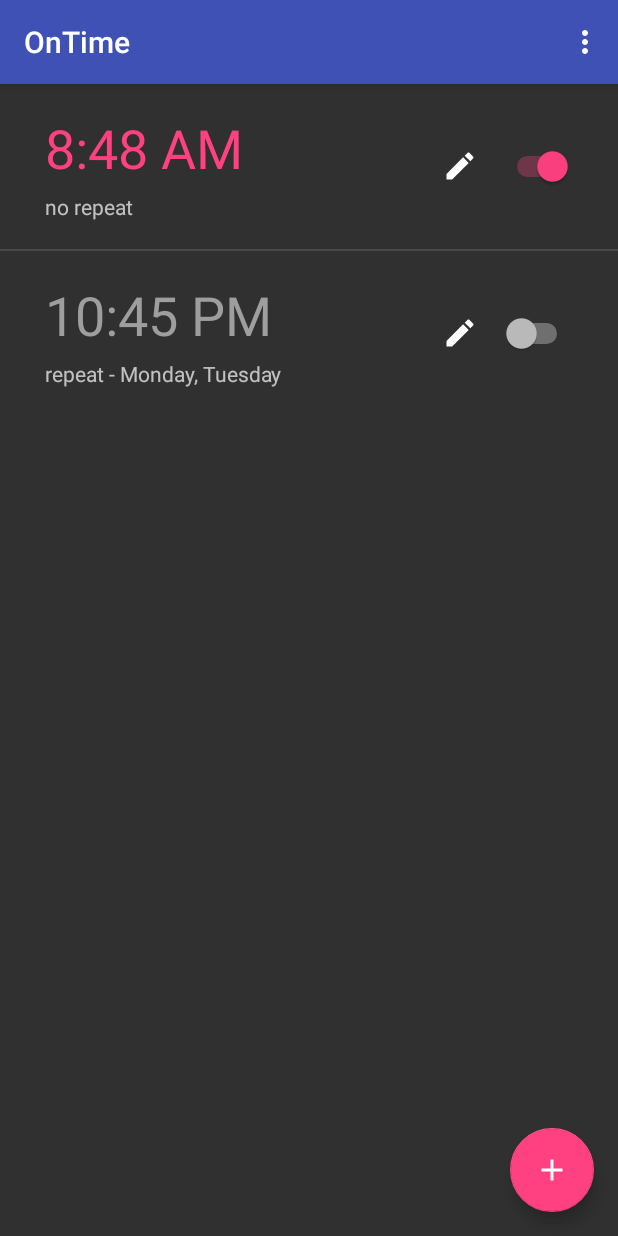
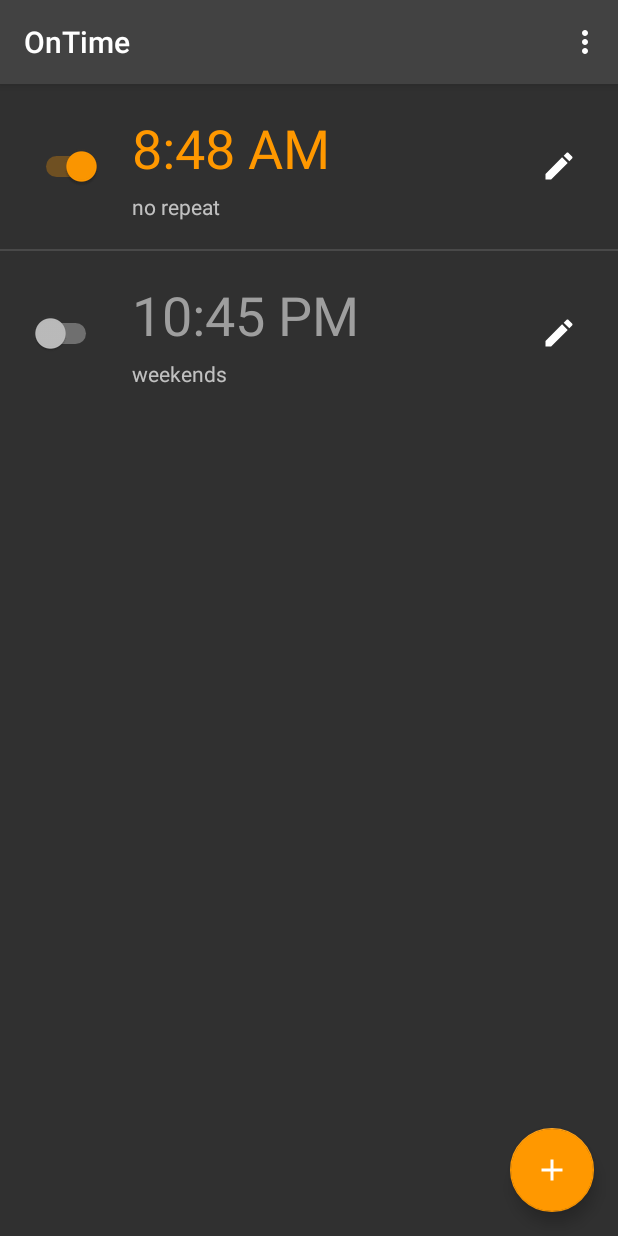
Before and after one commit to manveerxyz/OnTime, an Android app: the screen it shows after launch (MainActivity), on a phone screen of 412 x 824 dp. Run offline under Robolectric (Android 15) with nearby library versions, the phone set to English and light mode, and no system bars.

Commit message:
Update colors and user-experience

```diff
--- a/app/src/main/java/com/manveerbasra/ontime/Alarm.java
+++ b/app/src/main/java/com/manveerbasra/ontime/Alarm.java
@@ -63,6 +63,44 @@ public class Alarm {
         return hour + ":" + minute + " " + meridian;
     }
 
+    /**
+     * Return a user-readable representation of activeDays
+     * @return readable String of activeDays array
+     */
+    public String getStringOfActiveDays() {
+        if (activeDays.length == 7) {
+            return "everyday";
+        }
+
+        boolean satInArray = false; // "Saturday" in activeDays
+        boolean sunInArray = false; // "Sunday" in activeDays
+
+        StringBuilder builder = new StringBuilder();
+        for (String day: activeDays) {
+            if (day.equals("Saturday")) {
+                satInArray = true;
+            } else if (day.equals("Sunday")) {
+                sunInArray = true;
+            }
+            String formattedDay = day.substring(0, 3) + ", ";
+            builder.append(formattedDay);
+        }
+
+        if (satInArray && sunInArray) {
+            if (activeDays.length == 5) {
+                return "weekdays";
+            } else if (activeDays.length == 2) {
+                return "weekends";
+            }
+        }
+
+        if (builder.length() > 1) {
+            builder.setLength(builder.length() - 2);
+        }
+
+        return builder.toString();
+    }
+
     public int getHour() {
         return hour;
     }
@@ -95,23 +133,6 @@ public class Alarm {
         this.repeat = repeat;
     }
 
-    /**
-     * Return a comma seperated of activeDays
-     * @return comma seperated String of activeDays String[]
-     */
-    public String getStringOfActiveDays() {
-        StringBuilder builder = new StringBuilder();
-        for (String day: activeDays) {
-            day = day + ", ";
-            builder.append(day);
-        }
-
-        if (builder.length() > 1) {
-            builder.setLength(builder.length() - 2);
-        }
-
-        return builder.toString();
-    }
 
     public void setActiveDays(String[] activeDays) {
         this.activeDays = activeDays;
--- a/app/src/main/java/com/manveerbasra/ontime/AlarmListAdapter.java
+++ b/app/src/main/java/com/manveerbasra/ontime/AlarmListAdapter.java
@@ -9,8 +9,6 @@ import android.view.ViewGroup;
 import android.widget.ArrayAdapter;
 import android.widget.Switch;
 import android.widget.TextView;
-
-import java.util.List;
 
 public class AlarmListAdapter extends ArrayAdapter<Alarm> {
 
@@ -38,7 +36,7 @@ public class AlarmListAdapter extends ArrayAdapter<Alarm> {
         timeTextView.setText(alarm.getStringTime());
 
         if (alarm.isRepeat()) {
-            String repetitionText = "repeat - " + alarm.getStringOfActiveDays();
+            String repetitionText = alarm.getStringOfActiveDays();
             repetitionTextView.setText(repetitionText);
         } else {
             repetitionTextView.setText("no repeat");
@@ -49,7 +47,7 @@ public class AlarmListAdapter extends ArrayAdapter<Alarm> {
             timeTextView.setTextColor(getContext().getResources().getColor(R.color.colorAccent));
         } else {
             activeSwitch.setChecked(false);
-            timeTextView.setTextColor(getContext().getResources().getColor(R.color.colorLightGrey));
+            timeTextView.setTextColor(getContext().getResources().getColor(R.color.colorGrey500));
         }
 
 
--- a/app/src/main/java/com/manveerbasra/ontime/MainActivity.java
+++ b/app/src/main/java/com/manveerbasra/ontime/MainActivity.java
@@ -23,7 +23,7 @@ public class MainActivity extends AppCompatActivity {
         // only for testing
         Alarm alarm1 = new Alarm(8, 48, "AM", true);
         Alarm alarm2 = new Alarm(10, 45, "PM", false,
-                new String[] {"Monday", "Tuesday"});
+                new String[] {"Saturday", "Sunday"});
 
         Alarm[] alarms = new Alarm[] {
                 alarm1,
--- a/app/src/main/res/layout/activity_add_alarm.xml
+++ b/app/src/main/res/layout/activity_add_alarm.xml
@@ -14,7 +14,7 @@
         android:orientation="vertical"
         android:clickable="true"
         android:focusable="true"
-        android:padding="16dp"
+        android:padding="14dp"
         android:background="?android:attr/selectableItemBackground">
 
         <LinearLayout
@@ -22,7 +22,8 @@
             android:layout_height="wrap_content"
             android:paddingStart="50dp"
             android:paddingEnd="50dp"
-            android:orientation="vertical">
+            android:orientation="vertical"
+            android:layout_centerVertical="true">
 
             <TextView
                 android:layout_width="wrap_content"
@@ -40,4 +41,38 @@
 
     </RelativeLayout>
 
+    <!--<RelativeLayout-->
+        <!--android:id="@+id/add_alarm_time_layout"-->
+        <!--android:layout_width="match_parent"-->
+        <!--android:layout_height="wrap_content"-->
+        <!--android:orientation="vertical"-->
+        <!--android:clickable="true"-->
+        <!--android:focusable="true"-->
+        <!--android:padding="14dp"-->
+        <!--android:background="?android:attr/selectableItemBackground">-->
+
+        <!--<LinearLayout-->
+            <!--android:layout_width="wrap_content"-->
+            <!--android:layout_height="wrap_content"-->
+            <!--android:paddingStart="50dp"-->
+            <!--android:paddingEnd="50dp"-->
+            <!--android:orientation="vertical"-->
+            <!--android:layout_centerVertical="true">-->
+
+            <!--<TextView-->
+                <!--android:layout_width="wrap_content"-->
+                <!--android:layout_height="wrap_content"-->
+                <!--android:textSize="20sp"-->
+                <!--android:text="@string/set_time"/>-->
+
+            <!--<TextView-->
+                <!--android:id="@+id/add_alarm_time_text"-->
+                <!--android:layout_width="wrap_content"-->
+                <!--android:layout_height="wrap_content"-->
+                <!--android:textSize="14sp"/>-->
+
+        <!--</LinearLayout>-->
+
+    <!--</RelativeLayout>-->
+
 </LinearLayout>
--- a/app/src/main/res/layout/item_alarm.xml
+++ b/app/src/main/res/layout/item_alarm.xml
@@ -3,14 +3,23 @@
     android:layout_width="match_parent"
     android:layout_height="110dp"
     android:orientation="vertical"
-    android:paddingEnd="30dp"
-    android:paddingStart="30dp">
+    android:paddingEnd="20dp"
+    android:paddingStart="20dp">
+
+    <Switch
+        android:id="@+id/alarm_active_switch"
+        android:layout_width="wrap_content"
+        android:layout_height="wrap_content"
+        android:layout_alignParentStart="true"
+        android:layout_centerVertical="true"
+        android:layout_gravity="center_vertical"
+        android:layout_marginEnd="20dp" />
 
     <LinearLayout
         android:layout_width="wrap_content"
         android:layout_height="wrap_content"
-        android:layout_alignParentStart="true"
         android:layout_centerVertical="true"
+        android:layout_toEndOf="@id/alarm_active_switch"
         android:orientation="vertical">
 
         <TextView
@@ -18,8 +27,8 @@
             android:layout_width="wrap_content"
             android:layout_height="wrap_content"
             android:layout_gravity="center_vertical"
-            android:textSize="36sp"
-            android:layout_marginBottom="5dp"/>
+            android:layout_marginBottom="5dp"
+            android:textSize="36sp" />
 
         <TextView
             android:id="@+id/alarm_repetition_text"
@@ -33,21 +42,11 @@
         android:id="@+id/alarm_edit_button"
         android:layout_width="wrap_content"
         android:layout_height="wrap_content"
+        android:layout_alignParentEnd="true"
         android:layout_centerVertical="true"
         android:layout_gravity="center_vertical"
-        android:layout_toStartOf="@id/alarm_active_switch"
+        android:background="?android:selectableItemBackground"
         android:padding="7dp"
-        android:layout_marginEnd="8dp"
-        android:background="?android:selectableItemBackground"
         android:src="@drawable/ic_edit_white_24dp" />
 
-    <Switch
-        android:id="@+id/alarm_active_switch"
-        android:layout_width="wrap_content"
-        android:layout_height="wrap_content"
-        android:layout_alignParentEnd="true"
-        android:layout_centerVertical="true"
-        android:layout_gravity="center_vertical" />
-
-
 </RelativeLayout>
--- a/app/src/main/res/values/colors.xml
+++ b/app/src/main/res/values/colors.xml
@@ -2,6 +2,11 @@
 <resources>
     <color name="colorPrimary">#3F51B5</color>
     <color name="colorPrimaryDark">#303F9F</color>
-    <color name="colorAccent">#FF4081</color>
-    <color name="colorLightGrey">#9E9E9E</color>
+    <color name="colorAccent">#FF9800</color>
+    <color name="colorGrey500">#9E9E9E</color>
+    <color name="colorGrey600">#757575</color>
+    <color name="colorGrey700">#616161</color>
+    <color name="colorGrey800">#424242</color>
+    <color name="colorGrey900">#212121</color>
+    <color name="colorOrange500">#FF9800</color>
 </resources>
--- a/app/src/main/res/values/styles.xml
+++ b/app/src/main/res/values/styles.xml
@@ -3,8 +3,8 @@
     <!-- Base application theme. -->
     <style name="AppTheme" parent="Theme.AppCompat">
         <!-- Customize your theme here. -->
-        <item name="colorPrimary">@color/colorPrimary</item>
-        <item name="colorPrimaryDark">@color/colorPrimaryDark</item>
+        <item name="colorPrimary">@color/colorGrey800</item>
+        <item name="colorPrimaryDark">@color/colorGrey900</item>
         <item name="colorAccent">@color/colorAccent</item>
     </style>
 
```
